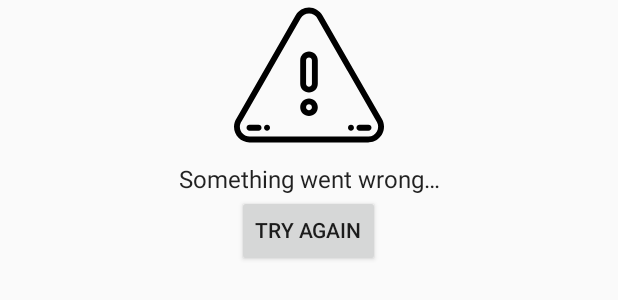
After one commit to frysztak/niebieskie-tramwaje, an Android app: the layout error_view.xml on its own in the app's theme, with its tools: preview values and no code run, on a phone screen of 412 x 824 dp. The commit adds this screen. Shown: the top 300 px of the screen. Run offline under Robolectric (Android 15) with nearby library versions, the phone set to English and light mode, and no system bars.

Commit message:
StopsAndRoutes: use MultiStateView to show loading and error states

```diff
--- a/app/build.gradle
+++ b/app/build.gradle
@@ -55,4 +55,6 @@ dependencies {
     implementation 'com.squareup.retrofit2:retrofit:2.4.0'
     implementation 'com.squareup.retrofit2:converter-gson:2.3.0'
     implementation 'com.squareup.okhttp3:logging-interceptor:3.10.0'
+
+    implementation 'com.github.Kennyc1012:MultiStateView:1.3.2'
 }
--- a/app/src/main/java/com/orpington/software/rozkladmpk/stopsAndRoutes/StopsAndRoutesPresenter.kt
+++ b/app/src/main/java/com/orpington/software/rozkladmpk/stopsAndRoutes/StopsAndRoutesPresenter.kt
@@ -28,13 +28,13 @@ class StopsAndRoutesPresenter(
             override fun onDataLoaded(data: StopNames) {
                 setAllStopNames(data.stopNames)
                 setShownStopNames(allStops)
+                view.hideProgressBar()
                 view.displayStops(shownStops)
-                view.hideProgressBar()
             }
 
             override fun onDataNotAvailable() {
+                view.hideProgressBar()
                 view.reportThatSomethingWentWrong()
-                view.hideProgressBar()
             }
         })
     }
--- /dev/null
+++ b/app/src/main/res/drawable/warning.xml
@@ -0,0 +1,29 @@
+<?xml version="1.0" encoding="utf-8"?>
+<vector xmlns:android="http://schemas.android.com/apk/res/android"
+    android:width="512dp"
+    android:height="512dp"
+    android:viewportWidth="512"
+    android:viewportHeight="512">
+
+    <path
+        android:fillColor="#000000"
+        android:pathData="M256.011,175.999c-16.542,0-29.999,13.458-29.999,30.001v80.005c0,16.542,13.459,30.001,30.001,30.001 c16.542,0,29.999-13.46,29.999-30.001v-80.005C286.012,189.457,272.554,175.999,256.011,175.999z M266.011,286.006 c0,5.514-4.485,10-9.998,10h-0.002c-5.514,0-9.998-4.486-9.998-10v-80.006c0-5.514,4.486-10,10-10c5.513,0,9.998,4.486,9.998,10 V286.006z" />
+    <path
+        android:fillColor="#000000"
+        android:pathData="M256.013,336.002c-16.543,0-30.001,13.46-30.001,30.003c0,16.544,13.459,30.001,30.001,30.001 c16.543,0,30.001-13.458,30.001-30.001C286.014,349.462,272.556,336.002,256.013,336.002z M256.013,376.006 c-5.514,0-10-4.486-10-10c0-5.516,4.486-10.002,10-10.002c5.514,0,10,4.486,10,10.002 C266.013,371.52,261.527,376.006,256.013,376.006z" />
+    <path
+        android:fillColor="#000000"
+        android:pathData="M505.016,406.574L404.798,232.047c-0.434-0.865-0.904-1.742-1.406-2.617L302.091,53.018 c-4.603-8.24-11.356-15.112-19.534-19.876c-8.033-4.678-17.167-7.15-26.411-7.15c-18.792,0-36.304,10.135-45.708,26.464 L108.814,229.43c-0.211,0.367-0.397,0.748-0.557,1.137L9.474,402.587C3.273,411.511,0,421.989,0,432.924 c0,29.271,23.711,53.084,52.855,53.084h406.495c0.728,0,1.437-0.076,2.119-0.225c8.452-0.338,16.758-2.744,24.141-7.008 C510.76,464.247,519.471,431.864,505.016,406.574z M475.606,461.457c-4.947,2.857-10.549,4.367-16.243,4.367 c-0.004,0-0.008,0-0.013,0c-0.646,0-1.283,0.063-1.907,0.184H52.855c-18.116,0-32.854-14.841-32.854-33.083 c0-6.938,2.102-13.571,6.079-19.183c0.184-0.258,0.354-0.527,0.513-0.803l99.523-173.311l0.032-0.053 c0.249-0.418,0.465-0.852,0.648-1.299L227.776,62.426c5.839-10.137,16.71-16.435,28.37-16.435c5.713,0,11.365,1.533,16.346,4.432 c5.097,2.969,9.302,7.252,12.161,12.388c0.021,0.039,0.043,0.076,0.065,0.115l101.324,176.453 c0.348,0.607,0.671,1.213,0.961,1.801c0.094,0.191,0.193,0.381,0.301,0.564l100.357,174.772 C496.659,432.258,491.25,452.419,475.606,461.457z" />
+    <path
+        android:fillColor="#000000"
+        android:pathData="M112.857,426.008h-0.235c-5.523,0-10,4.477-10,10c0,5.522,4.477,10,10,10h0.235c5.523,0,10-4.478,10-10 C122.857,430.485,118.38,426.008,112.857,426.008z" />
+    <path
+        android:fillColor="#000000"
+        android:pathData="M83.891,426.008H52.855c-5.523,0-10,4.477-10,10c0,5.522,4.477,10,10,10H83.89c5.523,0,10-4.478,10-10 C93.891,430.485,89.414,426.008,83.891,426.008z" />
+    <path
+        android:fillColor="#000000"
+        android:pathData="M399.402,426.008h-0.236c-5.523,0-10,4.477-10,10c0,5.522,4.477,10,10,10h0.236c5.522,0,10-4.478,10-10 C409.403,430.485,404.924,426.008,399.402,426.008z" />
+    <path
+        android:fillColor="#000000"
+        android:pathData="M459.17,426.008h-31.038c-5.523,0-10,4.477-10,10c0,5.522,4.477,10,10,10h31.038c5.523,0,10-4.478,10-10 C469.17,430.485,464.693,426.008,459.17,426.008z" />
+</vector>
--- /dev/null
+++ b/app/src/main/res/layout/error_view.xml
@@ -0,0 +1,28 @@
+<?xml version="1.0" encoding="utf-8"?>
+<LinearLayout xmlns:android="http://schemas.android.com/apk/res/android"
+    android:layout_width="match_parent"
+    android:layout_height="wrap_content"
+    android:orientation="vertical">
+
+    <ImageView
+        android:layout_width="match_parent"
+        android:layout_height="@dimen/StateViewIconSize"
+        android:src="@drawable/warning" />
+
+    <TextView
+        style="@style/TextAppearance.AppCompat.Subhead"
+        android:layout_width="match_parent"
+        android:layout_height="wrap_content"
+        android:gravity="center"
+        android:paddingTop="8dp"
+        android:text="@string/somethingWentWrong" />
+
+    <Button
+        android:id="@+id/tryAgainButton"
+        android:layout_width="wrap_content"
+        android:layout_height="wrap_content"
+        android:layout_gravity="center"
+        android:paddingTop="8dp"
+        android:text="@string/tryAgain" />
+
+</LinearLayout>
--- a/app/src/main/res/values/dimens.xml
+++ b/app/src/main/res/values/dimens.xml
@@ -1,5 +1,8 @@
 <?xml version="1.0" encoding="utf-8"?>
 <resources>
+    <dimen name="StateViewProgressBarSize">50dp</dimen>
+    <dimen name="StateViewIconSize">100dp</dimen>
+
     <dimen name="TimeTableRowHeight">48dp</dimen>
     <dimen name="TimeTableColumnWidth">48dp</dimen>
 </resources>
--- a/app/src/main/res/values/strings.xml
+++ b/app/src/main/res/values/strings.xml
@@ -4,6 +4,13 @@
     <string name="saturday">saturday</string>
     <string name="sunday">sunday</string>
 
+    <string name="searchHint">Stop name…</string>
+
+    <string name="somethingWentWrong">Something went wrong…</string>
+    <string name="tryAgain">TRY AGAIN</string>
+    <string name="stopNotFound">Stop not found</string>
+    <string name="fetchingData">Fetching latest data, just for you…</string>
+
     <!-- TODO: Remove or change this placeholder text -->
     <string name="hello_blank_fragment">Hello blank fragment</string>
 </resources>
```
Also changed, not shown: app/src/main/java/com/orpington/software/rozkladmpk/stopsAndRoutes/StopsAndRoutesActivity.kt (+17 -6 lines), app/src/main/res/drawable/loupe.xml (added, +20 -0 lines), app/src/main/res/layout/activity_stops_and_routes.xml (+40 -30 lines), app/src/main/res/layout/loading_view.xml (added, +18 -0 lines), 2 other files.
